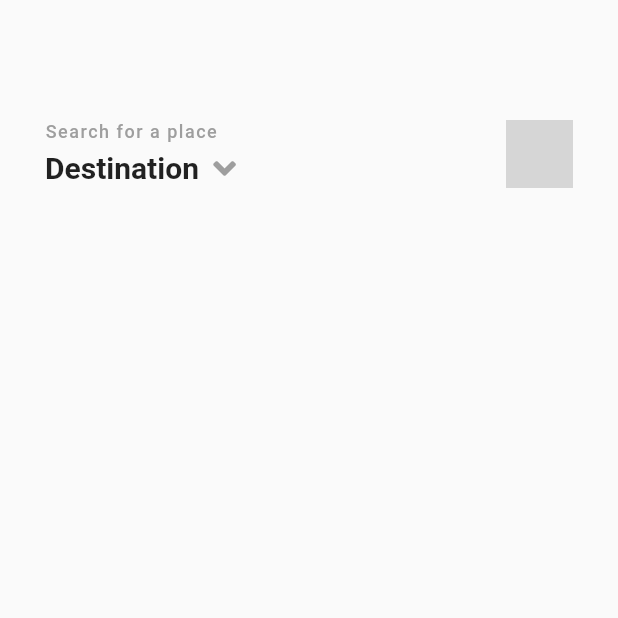
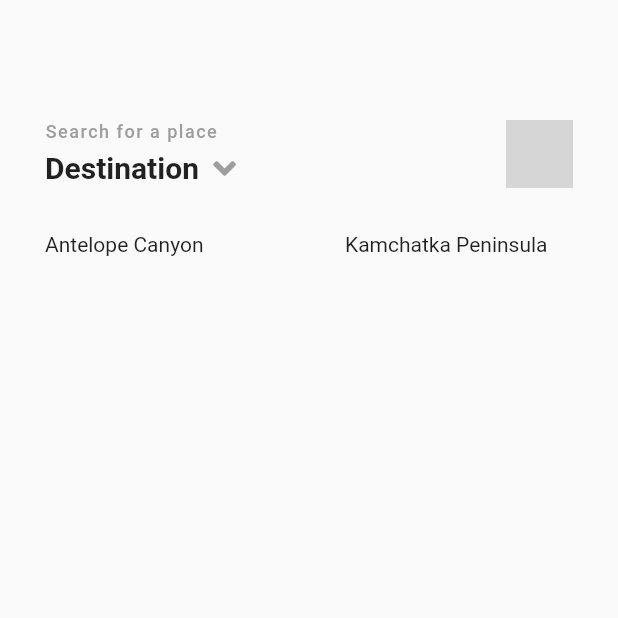
Before and after one commit to serranoarevalo/fravel, a Flutter app: the screen it shows after launch, on a phone screen of 412 x 824 dp, the top half of it. Run offline on Flutter 3.47's test engine with Material 2 defaults, Android fonts, the phone set to English and light mode, and no system bars; our stand-ins replace font_awesome_flutter; network calls fail; grey boxes are pictures that could not be loaded.

Commit message:
Destination Carousel

```diff
--- /dev/null
+++ b/lib/destinationCarousel.dart
@@ -0,0 +1,26 @@
+import 'package:flutter/cupertino.dart';
+
+class Destination {
+  final String title;
+  final String date;
+  final double rating;
+  Destination(this.title, this.date, this.rating);
+}
+
+class DestinationCarousel extends StatelessWidget {
+  final List<Destination> destinations = [
+    Destination("Antelope Canyon", "Yesterday", 4.7),
+    Destination("Kamchatka Peninsula", "A week ago", 5),
+    Destination("Genteng Lembang", "Two Months Ago", 5),
+  ];
+  @override
+  Widget build(BuildContext context) {
+    return Expanded(
+        child: ListView.builder(
+      scrollDirection: Axis.horizontal,
+      itemCount: destinations.length,
+      itemBuilder: (context, int index) => Container(
+          height: 400, width: 200, child: Text(destinations[index].title)),
+    ));
+  }
+}
--- /dev/null
+++ b/lib/header.dart
@@ -0,0 +1,54 @@
+import 'package:flutter/material.dart';
+import 'package:font_awesome_flutter/font_awesome_flutter.dart';
+
+class Header extends StatelessWidget {
+  @override
+  Widget build(BuildContext context) {
+    return Row(
+      mainAxisAlignment: MainAxisAlignment.spaceBetween,
+      crossAxisAlignment: CrossAxisAlignment.center,
+      children: <Widget>[
+        Column(
+          crossAxisAlignment: CrossAxisAlignment.start,
+          children: <Widget>[
+            Container(
+              margin: EdgeInsets.only(bottom: 5),
+              child: Text(
+                "Search for a place",
+                style: TextStyle(
+                    letterSpacing: 1,
+                    fontSize: 12,
+                    fontWeight: FontWeight.w500,
+                    color: Colors.grey),
+              ),
+            ),
+            Row(
+              children: <Widget>[
+                Text("Destination",
+                    style:
+                        TextStyle(fontWeight: FontWeight.bold, fontSize: 20)),
+                Container(
+                  margin: EdgeInsets.only(left: 5),
+                  child: Icon(
+                    FontAwesomeIcons.angleDown,
+                    color: Colors.grey,
+                  ),
+                )
+              ],
+            )
+          ],
+        ),
+        Container(
+          width: 45,
+          height: 45,
+          decoration: BoxDecoration(
+              shape: BoxShape.circle,
+              image: DecorationImage(
+                  fit: BoxFit.fill,
+                  image: NetworkImage(
+                      "https://cdn-images-1.medium.com/fit/c/32/32/1*ZRTyJhRlX1MGCKNOQiqJsg.jpeg"))),
+        ),
+      ],
+    );
+  }
+}
--- a/lib/homeScreen.dart
+++ b/lib/homeScreen.dart
@@ -1,5 +1,7 @@
 import 'package:flutter/material.dart';
-import 'package:font_awesome_flutter/font_awesome_flutter.dart';
+
+import 'package:fravel/destinationCarousel.dart';
+import 'package:fravel/header.dart';
 
 class HomeScreen extends StatelessWidget {
   @override
@@ -9,52 +11,8 @@ class HomeScreen extends StatelessWidget {
         padding: EdgeInsets.symmetric(horizontal: 30, vertical: 80),
         child: Column(
           children: <Widget>[
-            Row(
-              mainAxisAlignment: MainAxisAlignment.spaceBetween,
-              crossAxisAlignment: CrossAxisAlignment.center,
-              children: <Widget>[
-                Column(
-                  crossAxisAlignment: CrossAxisAlignment.start,
-                  children: <Widget>[
-                    Container(
-                      margin: EdgeInsets.only(bottom: 5),
-                      child: Text(
-                        "Search for a place",
-                        style: TextStyle(
-                            letterSpacing: 1,
-                            fontSize: 12,
-                            fontWeight: FontWeight.w500,
-                            color: Colors.grey),
-                      ),
-                    ),
-                    Row(
-                      children: <Widget>[
-                        Text("Destination",
-                            style: TextStyle(
-                                fontWeight: FontWeight.bold, fontSize: 20)),
-                        Container(
-                          margin: EdgeInsets.only(left: 5),
-                          child: Icon(
-                            FontAwesomeIcons.angleDown,
-                            color: Colors.grey,
-                          ),
-                        )
-                      ],
-                    )
-                  ],
-                ),
-                Container(
-                  width: 45,
-                  height: 45,
-                  decoration: BoxDecoration(
-                      shape: BoxShape.circle,
-                      image: DecorationImage(
-                          fit: BoxFit.fill,
-                          image: NetworkImage(
-                              "https://cdn-images-1.medium.com/fit/c/32/32/1*ZRTyJhRlX1MGCKNOQiqJsg.jpeg"))),
-                ),
-              ],
-            )
+            Container(margin: EdgeInsets.only(bottom: 30), child: Header()),
+            DestinationCarousel()
           ],
         ),
       ),
```
